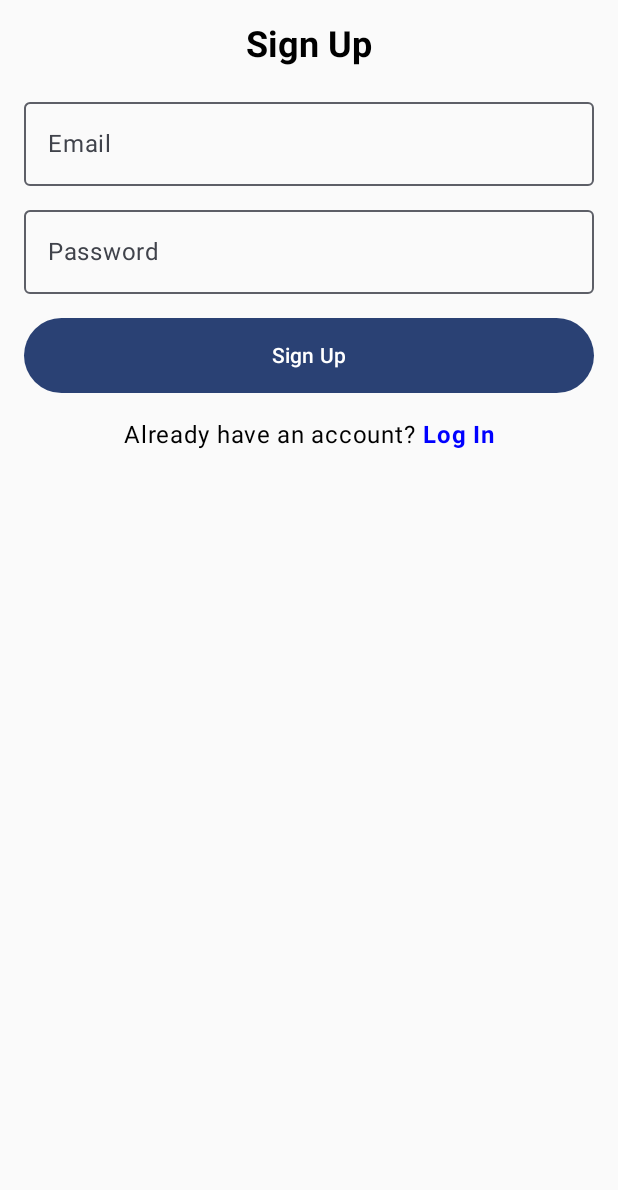
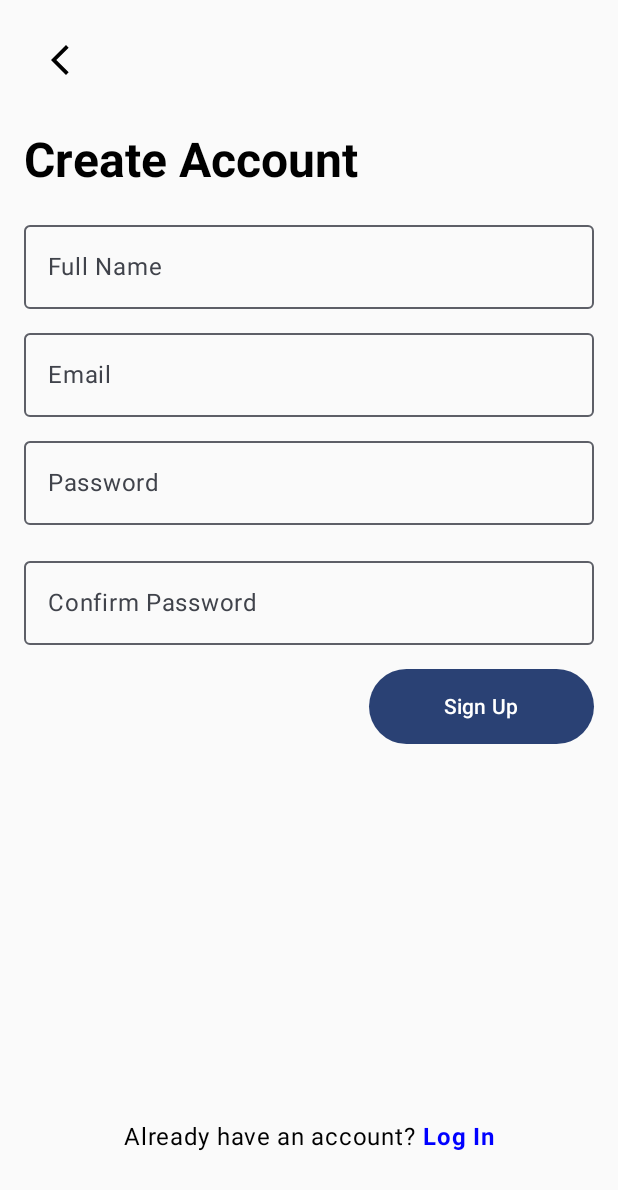
Before and after one commit to zachtyson/MediLens, an Android app built with Jetpack Compose: the screen it shows after launch (MainActivity), after a tap on "Sign Up", on a phone screen of 412 x 824 dp. Shown: the top 1190 px of the screen. Run offline under Robolectric (Android 15) with nearby library versions, the light colour scheme and no system bars.

Commit message:
bad wifi not done

```diff
--- a/android-app/app/src/main/java/com/ztch/medilens_android_app/Authenticate/LoginIn.kt
+++ b/android-app/app/src/main/java/com/ztch/medilens_android_app/Authenticate/LoginIn.kt
@@ -19,37 +19,52 @@ import androidx.compose.ui.unit.sp
 
 @Composable
 fun Login(onNavigateToCamera: () -> Unit,onNavigateToSignUp: () -> Unit,) {
-    var username by remember { mutableStateOf("") }
+    var email by remember { mutableStateOf("") }
     var password by remember { mutableStateOf("") }
 
     Column(
         modifier = Modifier
             .fillMaxSize()
             .padding(16.dp),
-        horizontalAlignment = Alignment.CenterHorizontally,
     ) {
-        Text(
-            text = "MediLens",
+
+        Spacer(modifier = Modifier.height(100.dp))
+        Text( // repace with an logo
+            text = "*MediLens Logo*",
             style = TextStyle(
                 fontSize = 24.sp,
                 fontWeight = FontWeight.Bold,
                 color = Color.Black
             ),
             modifier = Modifier.padding(bottom = 16.dp)
+                .align(Alignment.CenterHorizontally)
+        )
+        Spacer(modifier = Modifier.height(80.dp))
+        Text(
+            text = "Login",
+            style = TextStyle(
+                fontSize = 48.sp,
+                fontWeight = FontWeight.Bold,
+                color = Color.Black
+            ),
+            modifier = Modifier.padding(bottom = 16.dp)
+
         )
         Text(
-            text = "Log In",
+            text = "Please Sign in To Continue ",
             style = TextStyle(
-                fontSize = 24.sp,
+                fontSize = 18.sp,
                 fontWeight = FontWeight.Bold,
                 color = Color.Black
             ),
             modifier = Modifier.padding(bottom = 16.dp)
         )
 
+        Spacer(modifier = Modifier.height(20.dp))
+
         OutlinedTextField(
-            value = username,
-            onValueChange = { username = it },
+            value = email,
+            onValueChange = { email = it },
             label = { Text("Email") },
             modifier = Modifier
                 .fillMaxWidth()
@@ -72,13 +87,13 @@ fun Login(onNavigateToCamera: () -> Unit,onNavigateToSignUp: () -> Unit,) {
         Button(
             onClick = { onNavigateToCamera() },
             modifier = Modifier
-                .fillMaxWidth()
-                .height(50.dp)
+                .size(150.dp, 50.dp)
+                .align(Alignment.End)
         ) {
-            Text("Log In")
+            Text("Login")
         }
 
-        Spacer(modifier = Modifier.height(16.dp))
+        Spacer(modifier = Modifier.height(180.dp))
 
         Row(
             modifier = Modifier.fillMaxWidth(),
--- a/android-app/app/src/main/java/com/ztch/medilens_android_app/Authenticate/SignUp.kt
+++ b/android-app/app/src/main/java/com/ztch/medilens_android_app/Authenticate/SignUp.kt
@@ -2,10 +2,12 @@ package com.ztch.medilens_android_app.Authenticate
 
 import androidx.compose.foundation.clickable
 import androidx.compose.foundation.layout.*
+import androidx.compose.foundation.lazy.LazyRow
+import androidx.compose.foundation.lazy.items
 import androidx.compose.foundation.text.KeyboardOptions
-import androidx.compose.material3.Button
-import androidx.compose.material3.OutlinedTextField
-import androidx.compose.material3.Text
+import androidx.compose.material.icons.Icons
+import androidx.compose.material.icons.filled.*
+import androidx.compose.material3.*
 import androidx.compose.runtime.*
 import androidx.compose.ui.Alignment
 import androidx.compose.ui.Modifier
@@ -14,6 +16,7 @@ import androidx.compose.ui.text.TextStyle
 import androidx.compose.ui.text.font.FontWeight
 import androidx.compose.ui.text.input.KeyboardType
 import androidx.compose.ui.text.input.PasswordVisualTransformation
+import androidx.compose.ui.tooling.preview.Preview
 import androidx.compose.ui.unit.dp
 import androidx.compose.ui.unit.sp
 
@@ -22,21 +25,30 @@ fun SignUp(onNavigateToHome: () -> Unit,onNavigateToLogin: () -> Unit,) {
 
     var email by remember { mutableStateOf("") }
     var password by remember { mutableStateOf("") }
+    var legalName by remember { mutableStateOf("") }
+    var confirmPassword by remember { mutableStateOf("") }
+
+
+
 
     Column(
         modifier = Modifier
             .fillMaxSize()
             .padding(16.dp),
     ) {
-        Text(
-            text = "Sign Up",
-            style = TextStyle(
-                fontSize = 24.sp,
-                fontWeight = FontWeight.Bold
+        signupHeader { onNavigateToLogin() }
+
+        OutlinedTextField(
+            value = legalName,
+            onValueChange = { legalName = it },
+            label = { Text("Full Name") },
+            keyboardOptions = KeyboardOptions.Default.copy(
+                keyboardType = KeyboardType.Email
             ),
+
             modifier = Modifier
-                .padding(bottom = 16.dp)
-                .align(Alignment.CenterHorizontally)
+                .fillMaxWidth()
+                .padding(bottom = 8.dp)
         )
 
         OutlinedTextField(
@@ -46,6 +58,7 @@ fun SignUp(onNavigateToHome: () -> Unit,onNavigateToLogin: () -> Unit,) {
             keyboardOptions = KeyboardOptions.Default.copy(
                 keyboardType = KeyboardType.Email
             ),
+
             modifier = Modifier
                 .fillMaxWidth()
                 .padding(bottom = 8.dp)
@@ -64,16 +77,29 @@ fun SignUp(onNavigateToHome: () -> Unit,onNavigateToLogin: () -> Unit,) {
                 .padding(bottom = 16.dp)
         )
 
+        OutlinedTextField(
+            value = confirmPassword,
+            onValueChange = { confirmPassword = it },
+            label = { Text("Confirm Password") },
+            visualTransformation = PasswordVisualTransformation(),
+            keyboardOptions = KeyboardOptions.Default.copy(
+                keyboardType = KeyboardType.Password
+            ),
+            modifier = Modifier
+                .fillMaxWidth()
+                .padding(bottom = 16.dp)
+        )
+
         Button(
             onClick = { onNavigateToHome() },
             modifier = Modifier
-                .fillMaxWidth()
-                .height(50.dp)
+                .size(150.dp, 50.dp)
+                .align(Alignment.End)
         ) {
             Text("Sign Up")
         }
 
-        Spacer(modifier = Modifier.height(16.dp))
+        Spacer(modifier = Modifier.height(250.dp))
 
         Row(
             modifier = Modifier.fillMaxWidth(),
@@ -89,3 +115,45 @@ fun SignUp(onNavigateToHome: () -> Unit,onNavigateToLogin: () -> Unit,) {
         }
     }
 }
+
+
+@Composable
+fun signupHeader(onNavigateToLogin: () -> Unit,) {
+
+    Column(
+        modifier = Modifier.fillMaxWidth(),
+    ) {
+
+
+        IconButton(
+            onClick = { onNavigateToLogin() }
+        ) {
+            Icon(
+                imageVector = Icons.Default.ArrowBackIosNew,
+                contentDescription = "Back"
+            )
+        }
+
+        Spacer(modifier = Modifier.height(24.dp))
+
+        Text(
+            text = "Create Account",
+            style = TextStyle(
+                fontSize = 32.sp,
+                fontWeight = FontWeight.Bold,
+                color = Color.Black
+            ),
+
+            modifier = Modifier
+                .padding(bottom = 16.dp)
+                .align(Alignment.Start)
+        )
+    }
+}
+
+
+@Preview(showSystemUi = true)
+@Composable
+fun signinPreview() {
+
+}
--- a/android-app/app/src/main/java/com/ztch/medilens_android_app/Camera/Camera.kt
+++ b/android-app/app/src/main/java/com/ztch/medilens_android_app/Camera/Camera.kt
@@ -114,6 +114,7 @@ fun CameraXGuideTheme(onNavigateToLogin: () -> Unit, applicationContext:Context,
                         contentDescription = "Open gallery"
                     )
                 }
+
                 IconButton(
                     onClick = {
                         takePhoto(controller = controller,
@@ -184,3 +185,4 @@ fun takePhoto(
         }
     )
 }
+// think about the pills hooking a database that a pharmacy maintains.
--- a/android-app/app/src/main/java/com/ztch/medilens_android_app/MainActivity.kt
+++ b/android-app/app/src/main/java/com/ztch/medilens_android_app/MainActivity.kt
@@ -55,7 +55,7 @@ class MainActivity : ComponentActivity() {
 @Composable
 fun MyApp(applicationContext: Context) {
     val navController = rememberNavController()
-    NavHost(navController, startDestination = "SignUp") {
+    NavHost(navController, startDestination = "Login") {
         composable("SignUp") { SignUp(onNavigateToHome = { navController.navigate("Home") },
                 onNavigateToLogin = { navController.navigate("Login") } ) }
 
@@ -64,6 +64,7 @@ fun MyApp(applicationContext: Context) {
 
         composable("Camera") { CameraXGuideTheme(onNavigateToLogin = { navController.navigate("Login") }, applicationContext = applicationContext) }
 
+      //  composable ("Home") { Home(onNavigateToLogin = { navController.navigate("Login") }) }
     }
 
 }
```
